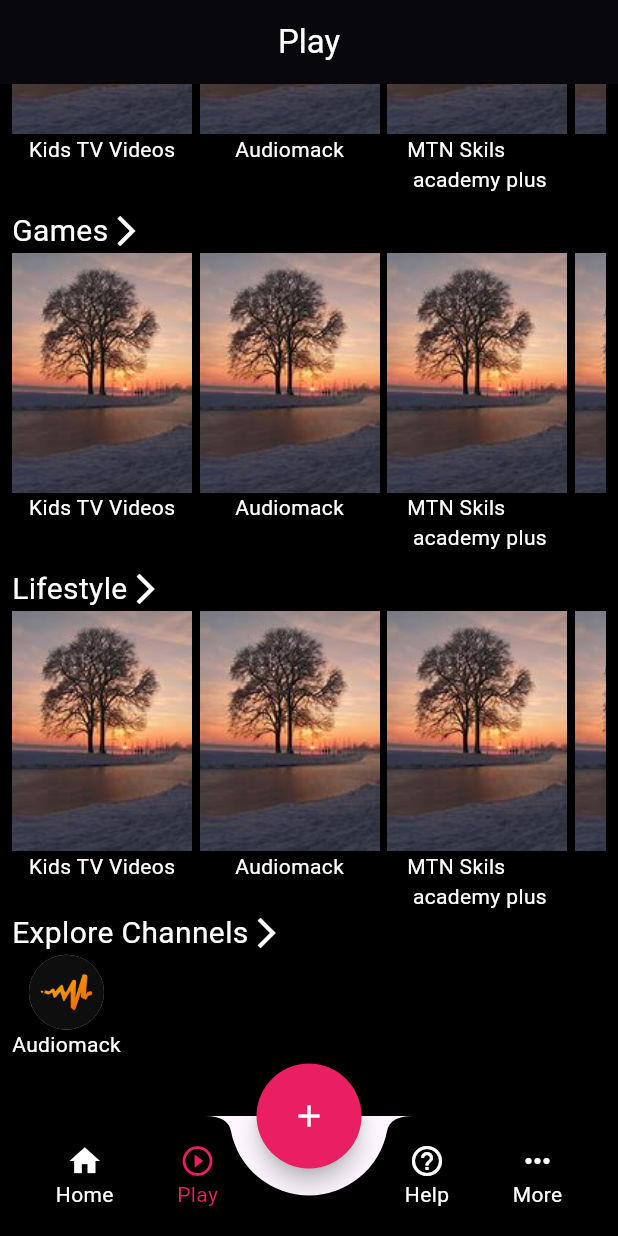
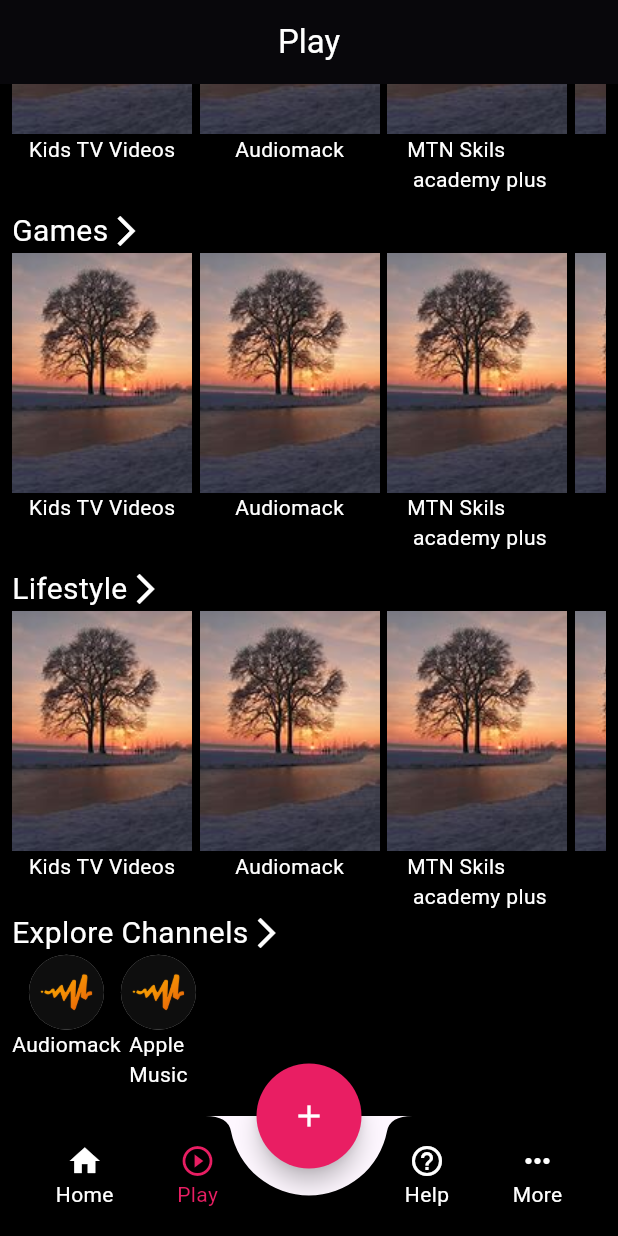
Before and after one commit to Zackcodder/training_final_project, a Flutter app: the screen it shows after launch, item 2 of the bottom bar chosen, scrolled down 933 dp, on a phone screen of 412 x 824 dp. Run offline on Flutter 3.47's test engine with Material 3 defaults, Android fonts, the phone set to English and light mode, and no system bars; our stand-ins replace font_awesome_flutter; statements that could not run were skipped.

Commit message:
renamed:    assets/images/apple music.jpeg -> assets/images/applemusic.jpeg 	modified:   lib/screens/playscreen.dart

```diff
--- a/lib/screens/playscreen.dart
+++ b/lib/screens/playscreen.dart
@@ -888,6 +888,25 @@
                                Text('Audiomack',style: TextStyle(color: Colors.white))
                                   ],
                                 ),
+                                //apple
+                                  Column(
+                                  children: [
+                                    Container(
+                                      height: 50,
+                                      width: 50,
+                                      decoration: BoxDecoration(
+                                        shape: BoxShape.circle,
+                                        color: Colors.grey,
+                                        image: DecorationImage(
+                                          image: AssetImage(
+                                              'assets/images/audiomack.png'),
+                                          fit: BoxFit.cover,
+                                        ),
+                                      ),
+                                    ),
+                               Text('Apple\nMusic',style: TextStyle(color: Colors.white))
+                                  ],
+                                ),
 
                               ],
                             )
```
Also changed, not shown: assets/images/applemusic.jpeg (renamed from assets/images/apple music.jpeg).
